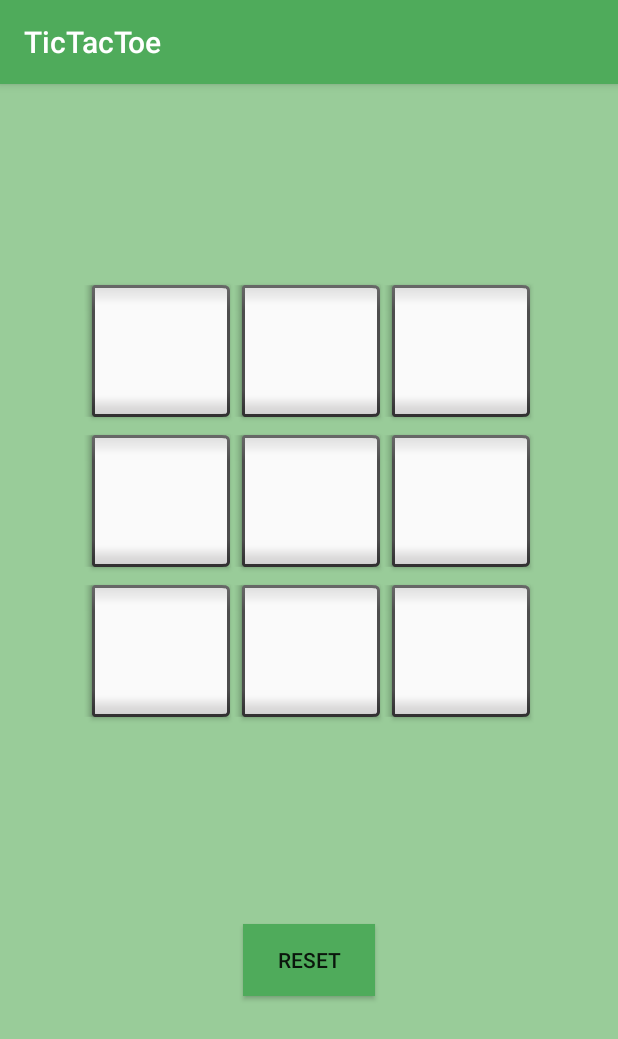
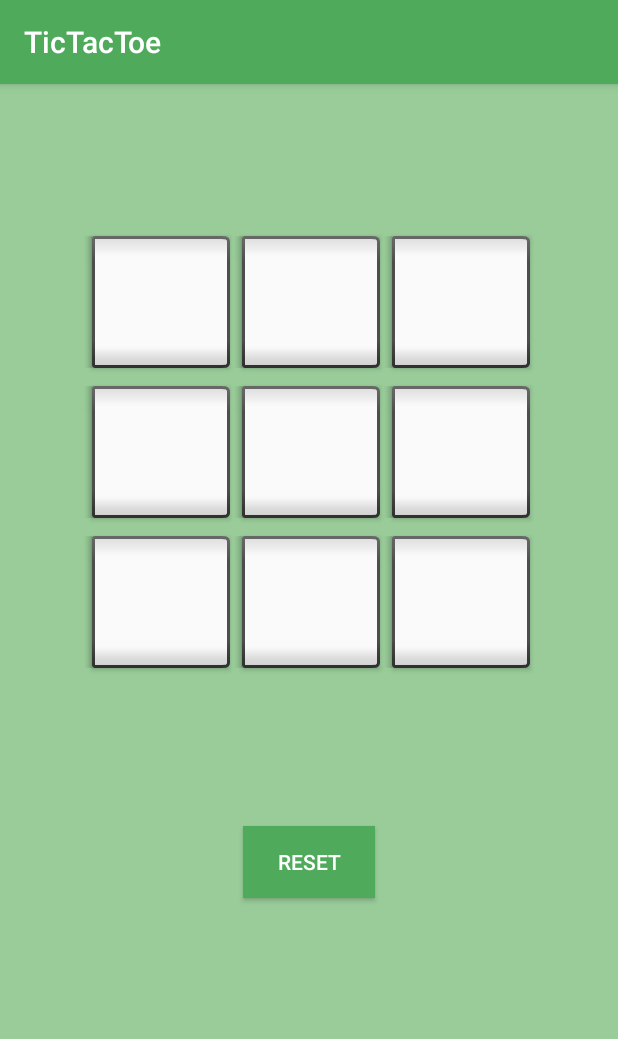
Before and after one commit to Jara555/TicTacToe, an Android app: the screen it shows after launch (MainActivity), on a phone screen of 412 x 824 dp. Shown: the top 1039 px of the screen. Run offline under Robolectric (Android 15) with nearby library versions, the phone set to English and light mode, and no system bars.

Commit message:
Version 2: Final version  + doc

```diff
--- a/app/src/main/res/layout-land/activity_main.xml
+++ b/app/src/main/res/layout-land/activity_main.xml
@@ -123,6 +123,7 @@
         android:layout_gravity="center"
         android:onClick="resetClicked"
         android:background="#4fab5b"
+        android:textColor="#ffffff"
         android:text="Reset" />
 
     <Space
@@ -135,6 +136,7 @@
         android:layout_width="wrap_content"
         android:layout_height="wrap_content"
         android:layout_gravity="center"
+        android:textColor="#ffffff"
         android:layout_weight="1"
         android:textAppearance="@style/TextAppearance.AppCompat.Large"
         android:visibility="visible" />
--- a/app/src/main/res/layout/activity_main.xml
+++ b/app/src/main/res/layout/activity_main.xml
@@ -117,14 +117,21 @@
         android:layout_height="wrap_content"
         android:layout_gravity="center"
         android:background="#4fab5b"
+        android:textColor="#ffffff"
         android:onClick="resetClicked"
         android:text="Reset" />
+
+    <Space
+        android:layout_width="match_parent"
+        android:layout_height="wrap_content"
+        android:layout_weight="1" />
 
     <TextView
         android:id="@+id/textView"
         android:layout_width="wrap_content"
         android:layout_height="wrap_content"
         android:layout_gravity="center"
+        android:textColor="#ffffff"
         android:layout_weight="1"
         android:textAppearance="@style/TextAppearance.AppCompat.Large"
         android:visibility="visible" />
```
